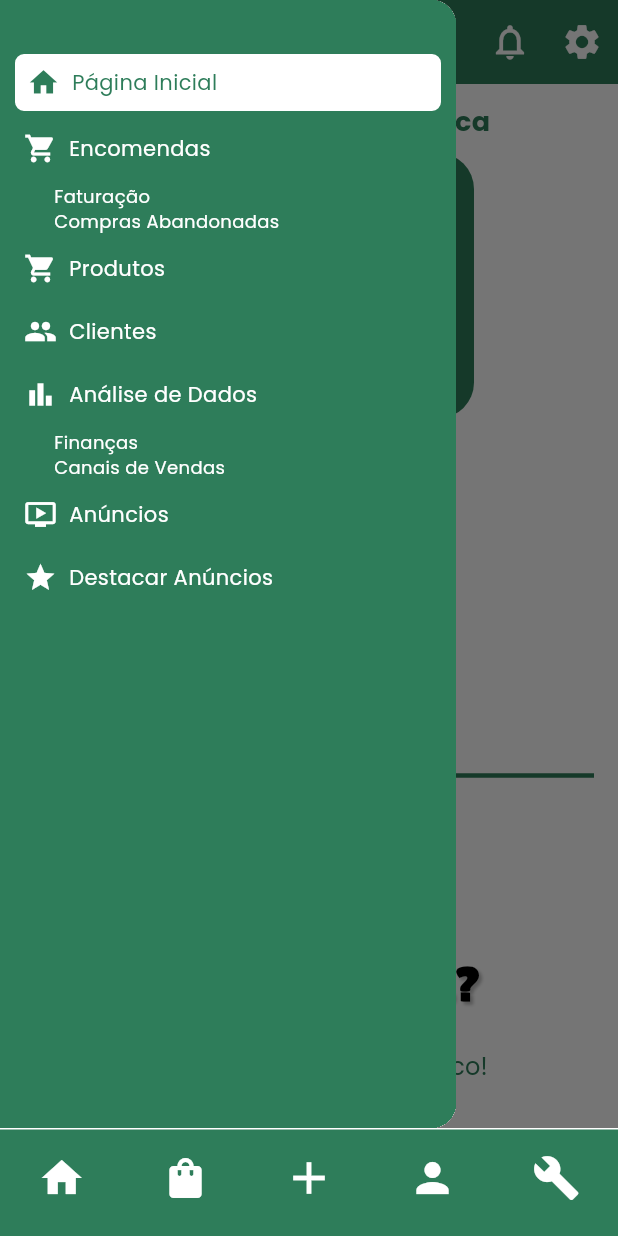
After one commit to Piintoziz/Computa-o_M-vel, a Flutter app: the HomeNavigation screen opened directly, item 5 of the bottom bar chosen, in the side drawer, after a tap on "Ir para a Minha Banca", on a phone screen of 412 x 824 dp. The commit adds this screen. Run offline on Flutter 3.47's test engine with Material 3 defaults, Android fonts, the light colour scheme and no system bars; our stand-ins replace dio, firebase_auth, firebase_core, google_fonts, image_picker; accounts and stored records are empty; network calls fail.

Commit message:
Alteracoes feitas, toda a home navigation a funcionar, corrigir pagina principal

```diff
--- a/flutter_application_1/lib/pages/home_navigation.dart
+++ b/flutter_application_1/lib/pages/home_navigation.dart
@@ -3,6 +3,8 @@ import '../routes/app_routes.dart';
 import 'proximas_entregas_page.dart';
 import 'publicar_anuncio_page.dart';
 import 'gestao_Encomendas.dart';
+import 'menu_gestao.dart';
+import 'menu_principal.dart';
 
 class HomeNavigation extends StatefulWidget {
   const HomeNavigation({Key? key}) : super(key: key);
@@ -20,12 +22,12 @@ class _HomeNavigationState extends State<HomeNavigation> {
     return Scaffold(
       body: Navigator(
         key: _navigatorKey,
-        initialRoute: AppRoutes.home,
+        initialRoute: AppRoutes.menuPrincipal,
         onGenerateRoute: (settings) {
           Widget page;
           switch (settings.name) {
-            case AppRoutes.home:
-              page = const Center(child: Text('Home')); // Placeholder para a página Home
+            case AppRoutes.menuPrincipal:
+              page = const MainMenu();
               break;
             case AppRoutes.proximasEntregas:
               page = ProximasEntregasPage();
@@ -40,6 +42,9 @@ class _HomeNavigationState extends State<HomeNavigation> {
               page = GestaoEncomendasPage(
                 onBack: () => _navigatorKey.currentState?.pop(),
               );
+              break;
+            case AppRoutes.menuGestao:
+              page = const MenuGestao();
               break;
             default:
               page = Center(child: Text('Página não encontrada', style: TextStyle(fontSize: 24)));
@@ -70,7 +75,7 @@ class _HomeNavigationState extends State<HomeNavigation> {
 
                     switch (index) {
                       case 0:
-                        _navigatorKey.currentState?.pushReplacementNamed(AppRoutes.home);
+                        _navigatorKey.currentState?.pushReplacementNamed(AppRoutes.menuPrincipal);
                         break;
                       case 1:
                         _navigatorKey.currentState?.pushNamed(AppRoutes.proximasEntregas);
@@ -82,7 +87,7 @@ class _HomeNavigationState extends State<HomeNavigation> {
                         _navigatorKey.currentState?.pushNamed(AppRoutes.gestaoEncomendas);
                         break;
                       case 4:
-                        // Página de Ferramentas
+                        _navigatorKey.currentState?.pushNamed(AppRoutes.menuGestao);
                         break;
                     }
                   },
--- /dev/null
+++ b/flutter_application_1/lib/pages/menu_gestao.dart
@@ -0,0 +1,420 @@
+import 'package:flutter/material.dart';
+import 'package:google_fonts/google_fonts.dart';
+
+class MenuGestao extends StatelessWidget {
+  const MenuGestao({Key? key}) : super(key: key);
+
+  @override
+  Widget build(BuildContext context) {
+    return Scaffold(
+      backgroundColor: Colors.white,
+      drawer: const _GestaoDrawer(),
+      appBar: AppBar(
+        backgroundColor: const Color(0xFF2E7D5A),
+        elevation: 0,
+        leading: Builder(
+          builder: (context) => IconButton(
+            icon: const Icon(Icons.menu, color: Colors.white, size: 28),
+            onPressed: () => Scaffold.of(context).openDrawer(),
+          ),
+        ),
+        title: Column(
+          crossAxisAlignment: CrossAxisAlignment.center,
+          children: [
+            Text(
+              'Gestão',
+              style: GoogleFonts.poppins(
+                fontSize: 32,
+                fontWeight: FontWeight.bold,
+                color: Colors.white,
+              ),
+            ),
+            Text(
+              'Tudo num só lugar!',
+              style: GoogleFonts.poppins(
+                fontSize: 16,
+                color: Colors.white,
+                fontWeight: FontWeight.normal,
+              ),
+            ),
+          ],
+        ),
+        centerTitle: true,
+        actions: [
+          IconButton(
+            icon: const Icon(Icons.notifications_none, color: Colors.white, size: 28),
+            onPressed: () {},
+          ),
+          IconButton(
+            icon: const Icon(Icons.settings, color: Colors.white, size: 28),
+            onPressed: () {},
+          ),
+        ],
+      ),
+      body: Padding(
+        padding: const EdgeInsets.symmetric(horizontal: 16, vertical: 12),
+        child: Column(
+          crossAxisAlignment: CrossAxisAlignment.start,
+          children: [
+            // Visão Geral da sua Banca
+            Center(
+              child: Text(
+                'Visão Geral da sua Banca',
+                style: GoogleFonts.poppins(
+                  fontSize: 18,
+                  fontWeight: FontWeight.bold,
+                  color: const Color(0xFF2E7D5A),
+                ),
+              ),
+            ),
+            const SizedBox(height: 8),
+            Center(
+              child: Container(
+                width: 220,
+                padding: const EdgeInsets.all(16),
+                decoration: BoxDecoration(
+                  color: const Color(0xFF2E7D5A),
+                  borderRadius: BorderRadius.circular(24),
+                ),
+                child: Column(
+                  children: [
+                    Row(
+                      mainAxisAlignment: MainAxisAlignment.spaceBetween,
+                      children: [
+                        _OverviewItem(title: 'Vendas', value: '10'),
+                        _OverviewItem(title: 'Encomendas\nPendentes', value: '3'),
+                      ],
+                    ),
+                    const SizedBox(height: 16),
+                    Row(
+                      mainAxisAlignment: MainAxisAlignment.spaceBetween,
+                      children: [
+                        _OverviewItem(title: 'Produtos', value: '25'),
+                        _OverviewItem(title: 'Avaliações', value: '7'),
+                      ],
+                    ),
+                  ],
+                ),
+              ),
+            ),
+            const SizedBox(height: 18),
+            // Próximos Passos
+            Text(
+              'Próximos Passos',
+              style: GoogleFonts.poppins(
+                fontSize: 18,
+                fontWeight: FontWeight.bold,
+                color: const Color(0xFF2E7D5A),
+              ),
+            ),
+            const SizedBox(height: 8),
+            Row(
+              crossAxisAlignment: CrossAxisAlignment.start,
+              children: [
+                const Padding(
+                  padding: EdgeInsets.only(top: 6),
+                  child: Icon(Icons.circle, size: 10, color: Color(0xFF2E7D5A)),
+                ),
+                const SizedBox(width: 8),
+                Expanded(
+                  child: Text(
+                    'Faça o setup da sua banca!',
+                    style: GoogleFonts.poppins(
+                      fontSize: 15,
+                      color: const Color(0xFF585858),
+                      fontWeight: FontWeight.normal,
+                    ),
+                  ),
+                ),
+              ],
+            ),
+            const SizedBox(height: 6),
+            Padding(
+              padding: const EdgeInsets.only(left: 18),
+              child: SizedBox(
+                width: 180,
+                child: ElevatedButton(
+                  style: ElevatedButton.styleFrom(
+                    backgroundColor: const Color(0xFF184D2B),
+                    shape: RoundedRectangleBorder(
+                      borderRadius: BorderRadius.circular(8),
+                    ),
+                    padding: const EdgeInsets.symmetric(vertical: 8),
+                  ),
+                  onPressed: () {},
+                  child: Text(
+                    'Ir para a Minha Banca',
+                    style: GoogleFonts.poppins(
+                      color: Colors.white,
+                      fontSize: 15,
+                      fontWeight: FontWeight.normal,
+                    ),
+                  ),
+                ),
+              ),
+            ),
+            const SizedBox(height: 10),
+            Row(
+              crossAxisAlignment: CrossAxisAlignment.start,
+              children: [
+                const Padding(
+                  padding: EdgeInsets.only(top: 6),
+                  child: Icon(Icons.circle, size: 10, color: Color(0xFF2E7D5A)),
+                ),
+                const SizedBox(width: 8),
+                Expanded(
+                  child: Text(
+                    'Publique o seu primeiro anúncio',
+                    style: GoogleFonts.poppins(
+                      fontSize: 15,
+                      color: const Color(0xFF585858),
+                      fontWeight: FontWeight.normal,
+                    ),
+                  ),
+                ),
+              ],
+            ),
+            const SizedBox(height: 6),
+            Padding(
+              padding: const EdgeInsets.only(left: 18),
+              child: SizedBox(
+                width: 180,
+                child: ElevatedButton(
+                  style: ElevatedButton.styleFrom(
+                    backgroundColor: const Color(0xFF184D2B),
+                    shape: RoundedRectangleBorder(
+                      borderRadius: BorderRadius.circular(8),
+                    ),
+                    padding: const EdgeInsets.symmetric(vertical: 8),
+                  ),
+                  onPressed: () {},
+                  child: Text(
+                    'Criar novo anúncio',
+                    style: GoogleFonts.poppins(
+                      color: Colors.white,
+                      fontSize: 15,
+                      fontWeight: FontWeight.normal,
+                    ),
+                  ),
+                ),
+              ),
+            ),
+            const SizedBox(height: 18),
+            const Divider(thickness: 3, color: Color(0xFF2E7D5A)),
+            // Bottom Doubt Section
+            const SizedBox(height: 24),
+            Center(
+              child: Column(
+                children: [
+                  Image.asset(
+                    'assets/images/doubt_icon.png',
+                    height: 72,
+                  ),
+                  const SizedBox(height: 12),
+                  Text(
+                    'Alguma Dúvida?',
+                    style: GoogleFonts.lilitaOne(
+                      fontWeight: FontWeight.bold,
+                      fontSize: 32,
+                      color: const Color.fromARGB(255, 0, 0, 0),
+                      shadows: const [
+                        Shadow(
+                          offset: Offset(2, 2),
+                          blurRadius: 2,
+                          color: Colors.black26,
+                        ),
+                      ],
+                    ),
+                  ),
+                  const SizedBox(height: 8),
+                  TextButton(
+                    onPressed: () {},
+                    child: Text(
+                      'Entre em contacto connosco!',
+                      style: GoogleFonts.poppins(
+                        color: const Color(0xFF2E7D5A),
+                        fontWeight: FontWeight.normal,
+                        fontSize: 16,
+                      ),
+                    ),
+                  ),
+                ],
+              ),
+            ),
+          ],
+        ),
+      ),
+    );
+  }
+}
+
+class _GestaoDrawer extends StatelessWidget {
+  const _GestaoDrawer({Key? key}) : super(key: key);
+
+  @override
+  Widget build(BuildContext context) {
+    return Drawer(
+      child: Container(
+        color: const Color(0xFF2E7D5A),
+        child: ListView(
+          padding: EdgeInsets.zero,
+          children: [
+            const SizedBox(height: 32),
+            _DrawerNavItem(
+              label: 'Página Inicial',
+              icon: Icons.home,
+              selected: true,
+            ),
+            _DrawerNavItem(
+              label: 'Encomendas',
+              icon: Icons.shopping_cart,
+              selected: false,
+              subItems: const [
+                'Faturação',
+                'Compras Abandonadas',
+              ],
+            ),
+            _DrawerNavItem(
+              label: 'Produtos',
+              icon: Icons.local_grocery_store,
+              selected: false,
+            ),
+            _DrawerNavItem(
+              label: 'Clientes',
+              icon: Icons.people,
+              selected: false,
+            ),
+            _DrawerNavItem(
+              label: 'Análise de Dados',
+              icon: Icons.bar_chart,
+              selected: false,
+              subItems: const [
+                'Finanças',
+                'Canais de Vendas',
+              ],
+            ),
+            _DrawerNavItem(
+              label: 'Anúncios',
+              icon: Icons.ondemand_video,
+              selected: false,
+            ),
+            _DrawerNavItem(
+              label: 'Destacar Anúncios',
+              icon: Icons.star,
+              selected: false,
+            ),
+          ],
+        ),
+      ),
+    );
+  }
+}
+
+class _DrawerNavItem extends StatelessWidget {
+  final String label;
+  final IconData icon;
+  final bool selected;
+  final List<String>? subItems;
+
+  const _DrawerNavItem({
+    required this.label,
+    required this.icon,
+    this.selected = false,
+    this.subItems,
+    Key? key,
+  }) : super(key: key);
+
+  @override
+  Widget build(BuildContext context) {
+    return Column(
+      crossAxisAlignment: CrossAxisAlignment.start,
+      children: [
+        Container(
+          margin: const EdgeInsets.symmetric(horizontal: 8, vertical: 2),
+          decoration: selected
+              ? BoxDecoration(
+                  color: Colors.white,
+                  borderRadius: BorderRadius.circular(8),
+                  border: Border.all(color: const Color(0xFF2E7D5A), width: 2),
+                )
+              : null,
+          child: Row(
+            children: [
+              Padding(
+                padding: const EdgeInsets.all(8.0),
+                child: Icon(icon, color: selected ? const Color(0xFF2E7D5A) : Colors.white, size: 22),
+              ),
+              Text(
+                label,
+                style: GoogleFonts.poppins(
+                  fontSize: 14,
+                  color: selected ? const Color(0xFF2E7D5A) : Colors.white,
+                  fontWeight: FontWeight.normal,
+                ),
+              ),
+            ],
+          ),
+        ),
+        if (subItems != null)
+          Padding(
+            padding: const EdgeInsets.only(left: 36.0, top: 2, bottom: 2),
+            child: Column(
+              crossAxisAlignment: CrossAxisAlignment.start,
+              children: subItems!
+                  .map((s) => Text(
+                        s,
+                        style: GoogleFonts.poppins(
+                          fontSize: 12,
+                          color: Colors.white,
+                          fontWeight: FontWeight.normal,
+                        ),
+                      ))
+                  .toList(),
+            ),
+          ),
+      ],
+    );
+  }
+}
+
+class _OverviewItem extends StatelessWidget {
+  final String title;
+  final String value;
+
+  const _OverviewItem({required this.title, required this.value, Key? key}) : super(key: key);
+
+  @override
+  Widget build(BuildContext context) {
+    return Column(
+      children: [
+        Text(
+          title,
+          textAlign: TextAlign.center,
+          style: GoogleFonts.poppins(
+            fontSize: 13,
+            color: Colors.white,
+            fontWeight: FontWeight.normal,
+          ),
+        ),
+        const SizedBox(height: 4),
+        Container(
+          width: 32,
+          height: 32,
+          decoration: BoxDecoration(
+            color: const Color(0xFF053D02),
+            borderRadius: BorderRadius.circular(16),
+          ),
+          alignment: Alignment.center,
+          child: Text(
+            value,
+            style: GoogleFonts.poppins(
+              fontSize: 16,
+              color: Colors.white,
+              fontWeight: FontWeight.normal,
+            ),
+          ),
+        ),
+      ],
+    );
+  }
+}
--- /dev/null
+++ b/flutter_application_1/lib/pages/menu_principal.dart
@@ -0,0 +1,240 @@
+import 'package:flutter/material.dart';
+import 'package:google_fonts/google_fonts.dart';
+
+class MainMenu extends StatelessWidget {
+  const MainMenu({Key? key}) : super(key: key);
+
+  @override
+  Widget build(BuildContext context) {
+    return Scaffold(
+      backgroundColor: Colors.white,
+      appBar: PreferredSize(
+        preferredSize: const Size.fromHeight(70),
+        child: AppBar(
+          backgroundColor: const Color(0xFF2E7D5A),
+          elevation: 0,
+          flexibleSpace: SafeArea(
+            child: Padding(
+              padding: const EdgeInsets.symmetric(horizontal: 10, vertical: 8),
+              child: Row(
+                children: [
+                  // Logo
+                  Image.asset(
+                    'assets/images/logo.png',
+                    height: 54,
+                  ),
+                  const Spacer(),
+                  IconButton(
+                    icon: const Icon(Icons.notifications_none, color: Colors.white, size: 32),
+                    onPressed: () {},
+                  ),
+                  const SizedBox(width: 8),
+                  IconButton(
+                    icon: const Icon(Icons.settings, color: Colors.white, size: 32),
+                    onPressed: () {},
+                  ),
+                ],
+              ),
+            ),
+          ),
+        ),
+      ),
+      body: Stack(
+        children: [
+          Padding(
+            padding: const EdgeInsets.symmetric(horizontal: 12.0),
+            child: Column(
+              crossAxisAlignment: CrossAxisAlignment.start,
+              children: [
+                const SizedBox(height: 18),
+                Text(
+                  'Recomendado para si...',
+                  style: GoogleFonts.lilitaOne(
+                    fontSize: 28,
+                    fontWeight: FontWeight.bold,
+                    color: const Color(0xFF585858),
+                    shadows: const [
+                      Shadow(
+                        offset: Offset(2, 2),
+                        blurRadius: 2,
+                        color: Colors.black26,
+                      ),
+                    ],
+                  ),
+                ),
+                const SizedBox(height: 18),
+                // Top row with two products
+                Row(
+                  mainAxisAlignment: MainAxisAlignment.spaceEvenly,
+                  children: const [
+                    _ProductCard(
+                      imageUrl: 'https://images.unsplash.com/photo-1502741338009-cac2772e18bc',
+                      price: '4.00€/Kg',
+                      title: 'Tomates fresco & orgânicos',
+                      location: 'Almada',
+                      size: 150,
+                    ),
+                    _ProductCard(
+                      imageUrl: 'https://images.unsplash.com/photo-1519125323398-675f0ddb6308',
+                      price: '1.500€',
+                      title: 'Máquina Agrícola',
+                      location: 'Montijo',
+                      size: 150,
+                    ),
+                  ],
+                ),
+                const SizedBox(height: 18),
+                // Bottom row with one product centered
+                Row(
+                  mainAxisAlignment: MainAxisAlignment.center,
+                  children: const [
+                    _ProductCard(
+                      imageUrl: 'https://images.unsplash.com/photo-1465101046530-73398c7f28ca',
+                      price: '2.00€/Kg',
+                      title: 'Batatas frescas & orgânicas',
+                      location: 'Alentejo',
+                      size: 150,
+                    ),
+                  ],
+                ),
+                const SizedBox(height: 24),
+                Center(
+                  child: Column(
+                    children: [
+                      Text(
+                        'Estes são possíveis Parceiros/Fornecedores',
+                        style: GoogleFonts.lilitaOne(
+                          fontWeight: FontWeight.bold,
+                          fontSize: 15,
+                          color: const Color(0xFF585858),
+                        ),
+                      ),
+                      Text(
+                        'que achamos que poderão ser úteis',
+                        style: GoogleFonts.lilitaOne(
+                          fontWeight: FontWeight.bold,
+                          fontSize: 15,
+                          color: const Color(0xFF585858),
+                        ),
+                      ),
+                    ],
+                  ),
+                ),
+                const SizedBox(height: 10),
+                const Divider(thickness: 3, color: Color(0xFF2E7D5A)),
+                // Spacer to push the bottom section down
+                const Spacer(),
+              ],
+            ),
+          ),
+          // Bottom section (icon and text), pinned to the bottom
+          Positioned(
+            left: 0,
+            right: 0,
+            bottom: 30,
+            child: Column(
+              children: [
+                Image.asset(
+                  'assets/images/doubt_icon.png',
+                  height: 60,
+                ),
+                const SizedBox(height: 8),
+                Text(
+                  'Alguma Dúvida?',
+                  style: GoogleFonts.lilitaOne(
+                    fontWeight: FontWeight.bold,
+                    fontSize: 32,
+                    color: Colors.black,
+                    shadows: const [
+                      Shadow(
+                        offset: Offset(2, 2),
+                        blurRadius: 2,
+                        color: Colors.black26,
+                      ),
+                    ],
+                  ),
+                ),
+                const SizedBox(height: 4),
+                TextButton(
+                  onPressed: () {},
+                  child: Text(
+                    'Entre em contacto connosco!',
+                    style: GoogleFonts.lilitaOne(
+                      color: const Color(0xFF2E7D5A),
+                      fontWeight: FontWeight.bold,
+                      fontSize: 16,
+                    ),
+                  ),
+                ),
+              ],
+            ),
+          ),
+        ],
+      ),
+    );
+  }
+}
+
+class _ProductCard extends StatelessWidget {
+  final String imageUrl;
+  final String price;
+  final String title;
+  final String location;
+  final double size;
+
+  const _ProductCard({
+    required this.imageUrl,
+    required this.price,
+    required this.title,
+    required this.location,
+    this.size = 110,
+    Key? key,
+  }) : super(key: key);
+
+  @override
+  Widget build(BuildContext context) {
+    return Column(
+      crossAxisAlignment: CrossAxisAlignment.start,
+      children: [
+        Container(
+          width: size,
+          height: size,
+          decoration: BoxDecoration(
+            border: Border.all(color: const Color(0xFF2E7D5A), width: 3),
+          ),
+          child: Image.network(imageUrl, fit: BoxFit.cover),
+        ),
+        const SizedBox(height: 4),
+        Text(
+          price,
+          style: GoogleFonts.lilitaOne(
+            fontWeight: FontWeight.bold,
+            fontSize: 16,
+            color: Colors.black,
+          ),
+        ),
+        SizedBox(
+          width: size,
+          child: Text(
+            title,
+            style: GoogleFonts.lilitaOne(
+              fontWeight: FontWeight.bold,
+              fontSize: 13,
+              color: Colors.black,
+            ),
+            maxLines: 2,
+            overflow: TextOverflow.ellipsis,
+          ),
+        ),
+        Text(
+          location,
+          style: GoogleFonts.lilitaOne(
+            fontWeight: FontWeight.bold,
+            fontSize: 13,
+            color: Colors.black,
+          ),
+        ),
+      ],
+    );
+  }
+}
--- a/flutter_application_1/lib/routes/app_routes.dart
+++ b/flutter_application_1/lib/routes/app_routes.dart
@@ -7,6 +7,9 @@ import '../pages/proximas_entregas_page.dart';
 import '../pages/publicar_anuncio_page.dart';
 import '../pages/gestao_Encomendas.dart';
 import '../pages/detalhes_encomenda_page.dart';
+import '../pages/gestao_encomendas_Faturacao.dart';
+import '../pages/menu_gestao.dart';
+import '../pages/menu_principal.dart';
 
 class AppRoutes {
   static const String welcome = '/welcome';
@@ -17,6 +20,9 @@ class AppRoutes {
   static const String publicarAnuncio = '/publicar-anuncio';
   static const String gestaoEncomendas = '/gestao-encomendas';
   static const String detalhesEncomenda = '/detalhes-encomenda';
+  static const String gestaoEncomendasFaturacao = '/gestao-encomendas-faturacao';
+  static const String menuGestao = '/menu-gestao';
+  static const String menuPrincipal = '/menu-principal';
 
   static Map<String, WidgetBuilder> getRoutes() {
     return {
@@ -32,6 +38,9 @@ class AppRoutes {
       gestaoEncomendas: (context) => GestaoEncomendasPage(
         onBack: () => Navigator.pop(context),
       ),
+      gestaoEncomendasFaturacao: (context) => const GestaoEncomendasFaturacaoPage(),
+      menuGestao: (context) => const MenuGestao(),
+      menuPrincipal: (context) => const MainMenu(),
     };
   }
 
```
Also changed, not shown: flutter_application_1/assets/images/doubt_icon.png (added), flutter_application_1/assets/images/logo.png (added), flutter_application_1/lib/firebase_options.dart, 1 other file.
